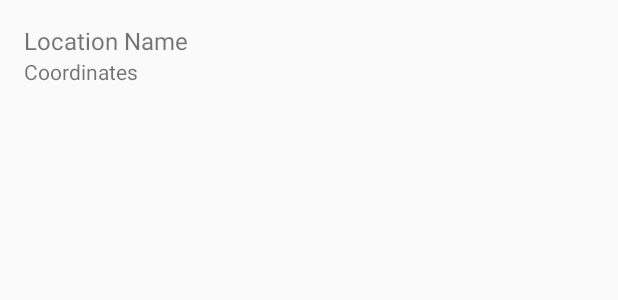
After one commit to danmus91/WeatherApp, an Android app built with Jetpack Compose: the layout bottom_sheet_weather.xml on its own in the app's theme, with its tools: preview values and no code run, on a phone screen of 412 x 824 dp. The commit adds this screen. Shown: the top 300 px of the screen. Run offline under Robolectric (Android 15) with nearby library versions, the phone set to English and light mode, and no system bars.

Commit message:
add bottom Sheet dialog fragment

```diff
--- a/app/build.gradle.kts
+++ b/app/build.gradle.kts
@@ -84,4 +84,10 @@ dependencies {
     implementation("androidx.fragment:fragment-ktx:1.8.5")
     // appcompat compatibilidad con dispositivos antiguos
     implementation("androidx.appcompat:appcompat:1.6.1")
+    // retrofit 2
+    implementation("com.squareup.retrofit2:retrofit:2.9.0")
+    // gson convert
+    implementation("com.squareup.retrofit2:converter-gson:2.9.0")
+    // login interceptor
+    implementation("com.squareup.okhttp3:logging-interceptor:4.9.0")
 }
--- /dev/null
+++ b/app/src/main/res/layout/bottom_sheet_weather.xml
@@ -0,0 +1,20 @@
+<LinearLayout xmlns:android="http://schemas.android.com/apk/res/android"
+    android:layout_width="match_parent"
+    android:layout_height="wrap_content"
+    android:orientation="vertical"
+    android:padding="16dp">
+
+    <TextView
+        android:id="@+id/location_name"
+        android:layout_width="match_parent"
+        android:layout_height="wrap_content"
+        android:text="Location Name"
+        android:textSize="16sp" />
+
+    <TextView
+        android:id="@+id/location_coordinates"
+        android:layout_width="match_parent"
+        android:layout_height="wrap_content"
+        android:text="Coordinates"
+        android:textSize="14sp" />
+</LinearLayout>
```
Also changed, not shown: app/src/main/java/com/smollinedo/weatherapp/model/IWeatherService.kt (added, +15 -0 lines), app/src/main/java/com/smollinedo/weatherapp/model/Weather.kt (deleted, +0 -8 lines), app/src/main/java/com/smollinedo/weatherapp/model/WeatherModel.kt (deleted, +0 -10 lines), app/src/main/java/com/smollinedo/weatherapp/model/WeatherProvider.kt (deleted, +0 -19 lines), app/src/main/java/com/smollinedo/weatherapp/model/WeatherResponse.kt (+15 -2 lines), app/src/main/java/com/smollinedo/weatherapp/view/LocationDetailsBottomSheet.kt (added, +51 -0 lines), app/src/main/java/com/smollinedo/weatherapp/view/MainActivity.kt (+21 -4 lines), app/src/main/java/com/smollinedo/weatherapp/viewModel/WeatherViewModel.kt (deleted, +0 -16 lines), app/src/main/res/layout/activity_main.xml (+16 -0 lines).
